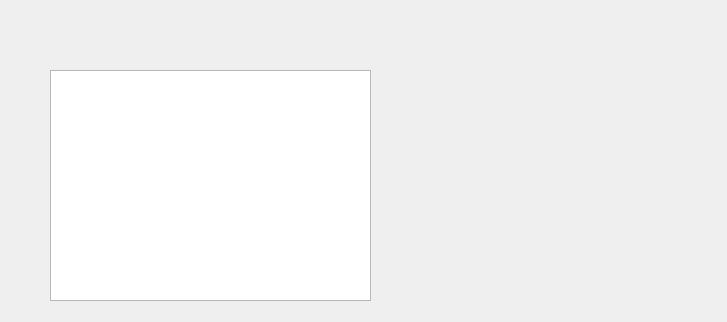
Old version of the form Sources/Sources/gestionprogrammes.ui in the repository gabriel-hurtado/UTComputer.
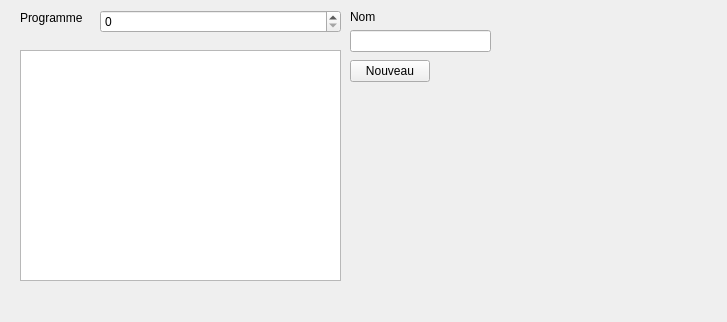
New version of the form.

Commit message: gestionprogram only interface

What changed in the file:
```diff
--- a/Sources/Sources/gestionprogrammes.ui
+++ b/Sources/Sources/gestionprogrammes.ui
@@ -16,13 +16,72 @@
   <widget class="QTextEdit" name="textEdit">
    <property name="geometry">
     <rect>
-     <x>50</x>
-     <y>70</y>
+     <x>20</x>
+     <y>50</y>
      <width>321</width>
      <height>231</height>
     </rect>
    </property>
   </widget>
+  <widget class="QPushButton" name="pushButton">
+   <property name="geometry">
+    <rect>
+     <x>350</x>
+     <y>60</y>
+     <width>80</width>
+     <height>22</height>
+    </rect>
+   </property>
+   <property name="text">
+    <string>Nouveau</string>
+   </property>
+  </widget>
+  <widget class="QLineEdit" name="lineEdit">
+   <property name="geometry">
+    <rect>
+     <x>350</x>
+     <y>30</y>
+     <width>141</width>
+     <height>22</height>
+    </rect>
+   </property>
+  </widget>
+  <widget class="QLabel" name="label">
+   <property name="geometry">
+    <rect>
+     <x>20</x>
+     <y>10</y>
+     <width>71</width>
+     <height>16</height>
+    </rect>
+   </property>
+   <property name="text">
+    <string>Programme</string>
+   </property>
+  </widget>
+  <widget class="QLabel" name="label_2">
+   <property name="geometry">
+    <rect>
+     <x>350</x>
+     <y>10</y>
+     <width>59</width>
+     <height>14</height>
+    </rect>
+   </property>
+   <property name="text">
+    <string>Nom</string>
+   </property>
+  </widget>
+  <widget class="QSpinBox" name="spinBox">
+   <property name="geometry">
+    <rect>
+     <x>100</x>
+     <y>10</y>
+     <width>241</width>
+     <height>23</height>
+    </rect>
+   </property>
+  </widget>
  </widget>
  <resources/>
  <connections/>
```
The commit also changes 2 other files.
